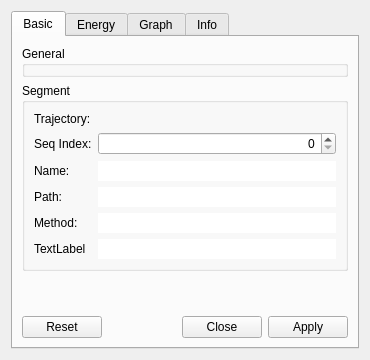
Old version of the form src/plugins/interfaces/Gaussian/GDrvTrajSegmentDesigner.ui in the repository kulhanek/nemesis-vtk.
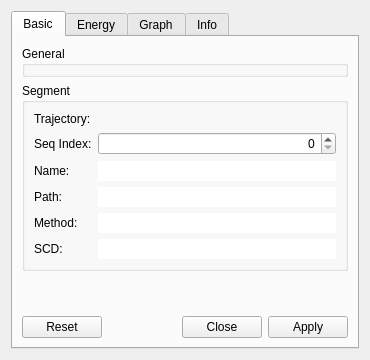
New version of the form. Custom widgets are drawn as their Qt base class.

The edit to the form file:
```diff
--- a/src/plugins/interfaces/Gaussian/GDrvTrajSegmentDesigner.ui
+++ b/src/plugins/interfaces/Gaussian/GDrvTrajSegmentDesigner.ui
@@ -118,7 +118,7 @@
           <item row="5" column="1">
            <widget class="QLabel" name="label_9">
             <property name="text">
-             <string>TextLabel</string>
+             <string>SCD:</string>
             </property>
            </widget>
           </item>
```
